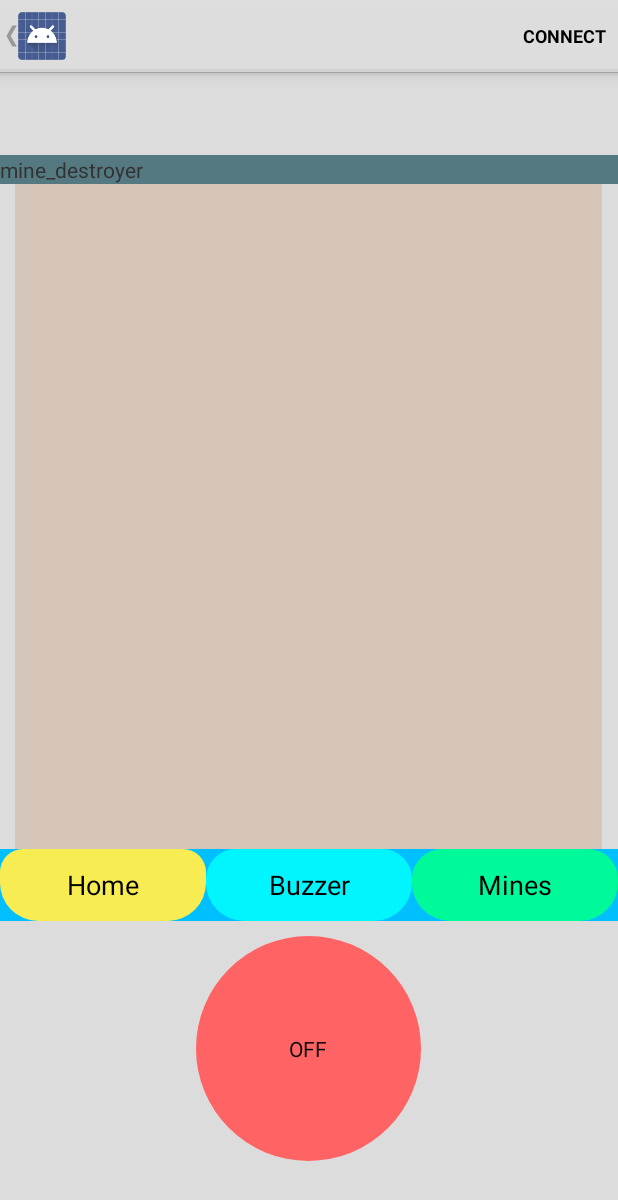
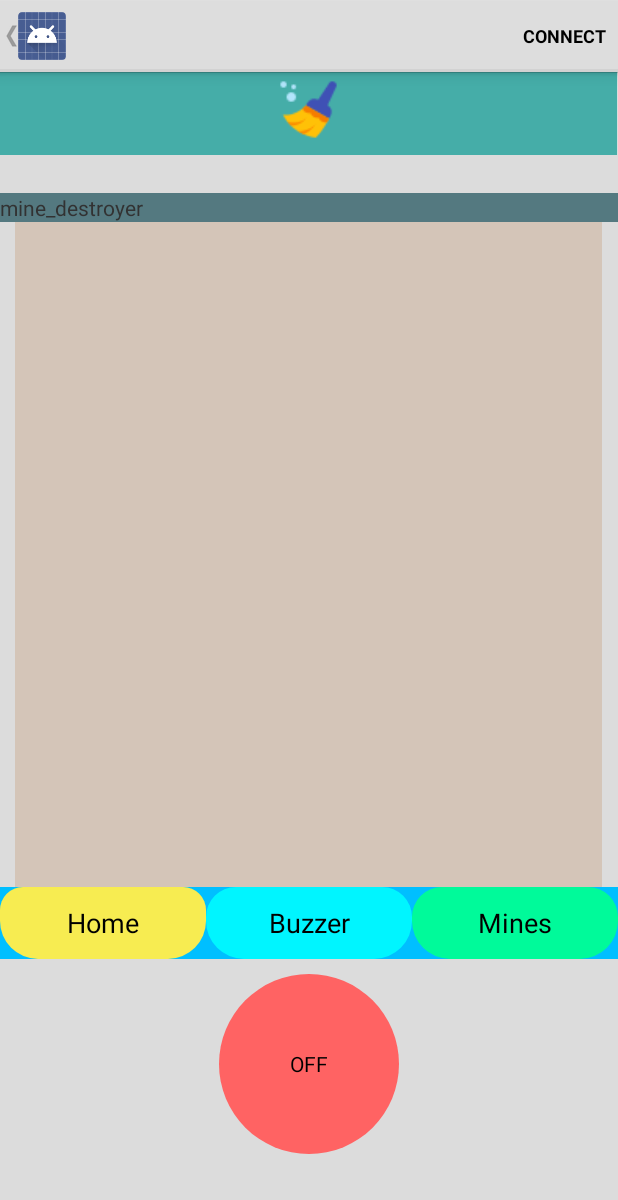
Before and after one commit to AntonioSurer/MineDetector-App, an Android app: the DeviceControlActivity screen opened directly, with no data from a screen before it, on a phone screen of 412 x 824 dp. Shown: the top 1200 px of the screen. Run offline under Robolectric (Android 15) with nearby library versions, the phone set to English and light mode, and no system bars; 3 statements that could not run were skipped.

Commit message:
clear function och knapp anpassade till tema

```diff
--- a/Application/src/main/java/com/example/android/bluetoothlegatt/DeviceControlActivity.java
+++ b/Application/src/main/java/com/example/android/bluetoothlegatt/DeviceControlActivity.java
@@ -438,6 +438,14 @@ public class DeviceControlActivity extends Activity {
     }
 
 
+    public void clear_list(View v){
+        if(mBluetoothLeService != null) {
+            Vibrator vib = (Vibrator) getSystemService(Context.VIBRATOR_SERVICE);
+            vib.vibrate(200);
+        }
+
+    }
+
 
 
 }
--- a/Application/src/main/res/layout/led_control.xml
+++ b/Application/src/main/res/layout/led_control.xml
@@ -8,10 +8,28 @@
     android:background="#dcdcdc"
     android:weightSum="100">
 
+    <LinearLayout
+        android:layout_width="411dp"
+        android:layout_height="55dp"
+        android:background="#45ADA8"
+        android:gravity="center_horizontal"
+        android:orientation="horizontal">>
+
+        <Button
+            android:id="@+id/clear_button"
+            android:layout_width="50dp"
+            android:layout_height="50dp"
+            android:layout_gravity="right"
+            android:background="@drawable/clear_icon"
+            android:onClick="clear_list" />
+
+
+    </LinearLayout>
+
     <TextView
         android:id="@+id/status_robot"
         android:layout_width="411dp"
-        android:layout_height="55dp"
+        android:layout_height="25dp"
         android:background="#45ADA8"
         android:padding="5dp"
         android:text="Status"
@@ -72,8 +90,8 @@
 
     <ToggleButton
         android:id="@+id/button3"
-        android:layout_width="150dp"
-        android:layout_height="150dp"
+        android:layout_width="120dp"
+        android:layout_height="120dp"
         android:layout_marginTop="10dp"
         android:background="@drawable/custom_button"
         android:onClick="changestateButton"
@@ -81,5 +99,4 @@
 
 
 
-
 </LinearLayout>
```
Also changed, not shown: Application/src/main/res/drawable-hdpi/clear_icon.png (added), 59 other files.
